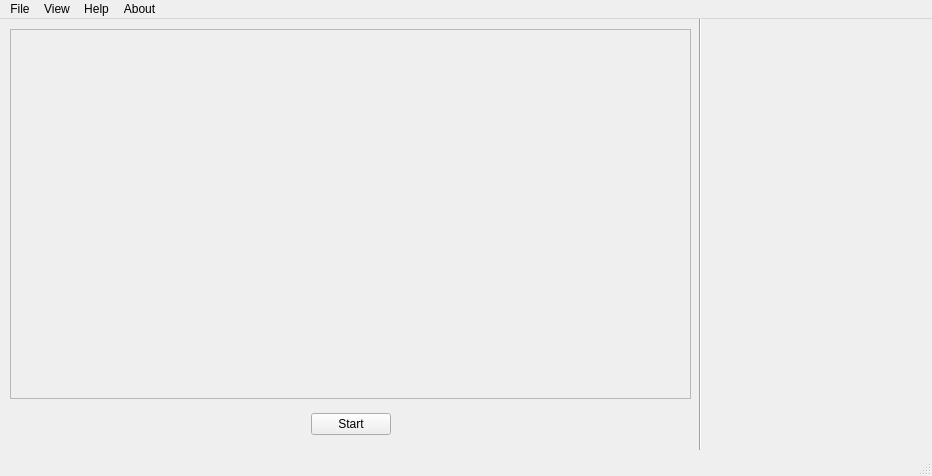
Old version of the form ui/MainWindow.ui in the repository stBurning/DataMining.
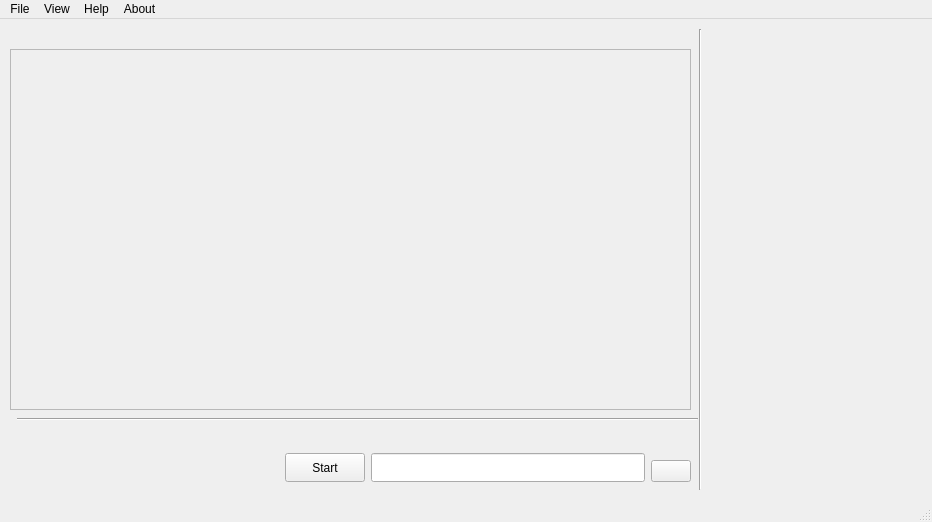
New version of the form. Icons and pictures are not drawn.

The edit to the form file:
```diff
--- a/ui/MainWindow.ui
+++ b/ui/MainWindow.ui
@@ -7,9 +7,15 @@
     <x>0</x>
     <y>0</y>
     <width>932</width>
-    <height>476</height>
+    <height>522</height>
    </rect>
   </property>
+  <property name="sizePolicy">
+   <sizepolicy hsizetype="Fixed" vsizetype="Fixed">
+    <horstretch>0</horstretch>
+    <verstretch>0</verstretch>
+   </sizepolicy>
+  </property>
   <property name="windowTitle">
    <string>Data Mining App</string>
   </property>
@@ -22,9 +28,9 @@
     <property name="geometry">
      <rect>
       <x>10</x>
-      <y>10</y>
+      <y>30</y>
       <width>681</width>
-      <height>370</height>
+      <height>361</height>
      </rect>
     </property>
     <property name="widgetResizable">
@@ -36,7 +42,7 @@
        <x>0</x>
        <y>0</y>
        <width>679</width>
-       <height>368</height>
+       <height>359</height>
       </rect>
      </property>
     </widget>
@@ -45,20 +51,34 @@
     <property name="geometry">
      <rect>
       <x>710</x>
-      <y>10</y>
+      <y>30</y>
       <width>211</width>
       <height>421</height>
      </rect>
     </property>
-    <layout class="QVBoxLayout" name="verticalLayout"/>
+    <layout class="QVBoxLayout" name="verticalLayout">
+     <item>
+      <spacer name="verticalSpacer">
+       <property name="orientation">
+        <enum>Qt::Vertical</enum>
+       </property>
+       <property name="sizeHint" stdset="0">
+        <size>
+         <width>20</width>
+         <height>40</height>
+        </size>
+       </property>
+      </spacer>
+     </item>
+    </layout>
    </widget>
    <widget class="Line" name="line">
     <property name="geometry">
      <rect>
       <x>690</x>
-      <y>-10</y>
+      <y>10</y>
       <width>20</width>
-      <height>441</height>
+      <height>461</height>
      </rect>
     </property>
     <property name="orientation">
@@ -69,9 +89,9 @@
     <property name="geometry">
      <rect>
       <x>10</x>
-      <y>380</y>
+      <y>410</y>
       <width>681</width>
-      <height>51</height>
+      <height>53</height>
      </rect>
     </property>
     <layout class="QHBoxLayout" name="horizontalLayout">
@@ -89,27 +109,105 @@
       </spacer>
      </item>
      <item>
-      <widget class="QPushButton" name="pushButton">
-       <property name="text">
-        <string>Start</string>
-       </property>
-      </widget>
+      <layout class="QVBoxLayout" name="verticalLayout_3">
+       <item>
+        <spacer name="verticalSpacer_3">
+         <property name="orientation">
+          <enum>Qt::Vertical</enum>
+         </property>
+         <property name="sizeHint" stdset="0">
+          <size>
+           <width>20</width>
+           <height>40</height>
+          </size>
+         </property>
+        </spacer>
+       </item>
+       <item>
+        <widget class="QPushButton" name="pushButton">
+         <property name="minimumSize">
+          <size>
+           <width>0</width>
+           <height>29</height>
+          </size>
+         </property>
+         <property name="text">
+          <string>Start</string>
+         </property>
+        </widget>
+       </item>
+      </layout>
      </item>
      <item>
-      <spacer name="horizontalSpacer">
-       <property name="orientation">
-        <enum>Qt::Horizontal</enum>
+      <layout class="QVBoxLayout" name="verticalLayout_2">
+       <property name="leftMargin">
+        <number>0</number>
        </property>
-       <property name="sizeHint" stdset="0">
-        <size>
-         <width>40</width>
-         <height>20</height>
-        </size>
-       </property>
-      </spacer>
+       <item>
+        <widget class="QLabel" name="label">
+         <property name="text">
+          <string/>
+         </property>
+        </widget>
+       </item>
+       <item>
+        <widget class="QLineEdit" name="lineEdit">
+         <property name="minimumSize">
+          <size>
+           <width>0</width>
+           <height>29</height>
+          </size>
+         </property>
+         <property name="readOnly">
+          <bool>true</bool>
+         </property>
+        </widget>
+       </item>
+      </layout>
+     </item>
+     <item>
+      <layout class="QVBoxLayout" name="verticalLayout_4">
+       <item>
+        <spacer name="verticalSpacer_4">
+         <property name="orientation">
+          <enum>Qt::Vertical</enum>
+         </property>
+         <property name="sizeHint" stdset="0">
+          <size>
+           <width>20</width>
+           <height>40</height>
+          </size>
+         </property>
+        </spacer>
+       </item>
+       <item>
+        <widget class="QPushButton" name="fullScreenButton">
+         <property name="text">
+          <string/>
+         </property>
+         <property name="icon">
+          <iconset resource="../resources/resources.qrc">
+           <normaloff>:/images/fullscreen.png</normaloff>:/images/fullscreen.png</iconset>
+         </property>
+        </widget>
+       </item>
+      </layout>
      </item>
     </layout>
    </widget>
+   <widget class="Line" name="line_2">
+    <property name="geometry">
+     <rect>
+      <x>17</x>
+      <y>390</y>
+      <width>681</width>
+      <height>20</height>
+     </rect>
+    </property>
+    <property name="orientation">
+     <enum>Qt::Horizontal</enum>
+    </property>
+   </widget>
   </widget>
   <widget class="QMenuBar" name="menubar">
    <property name="geometry">
```
Left out of the diff: 6 changed lines with no effect on the pictures.
